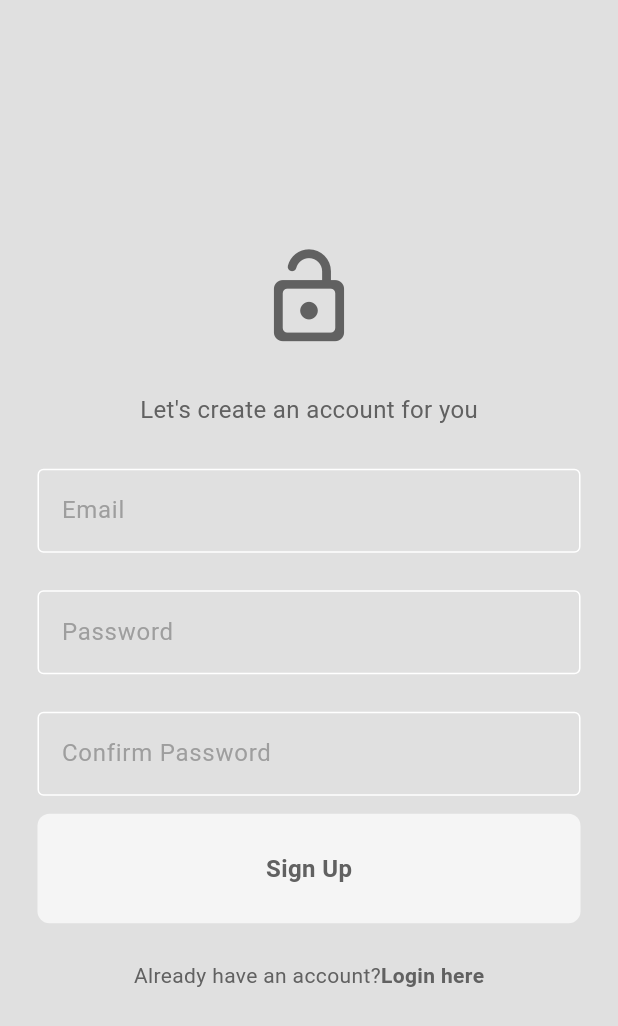
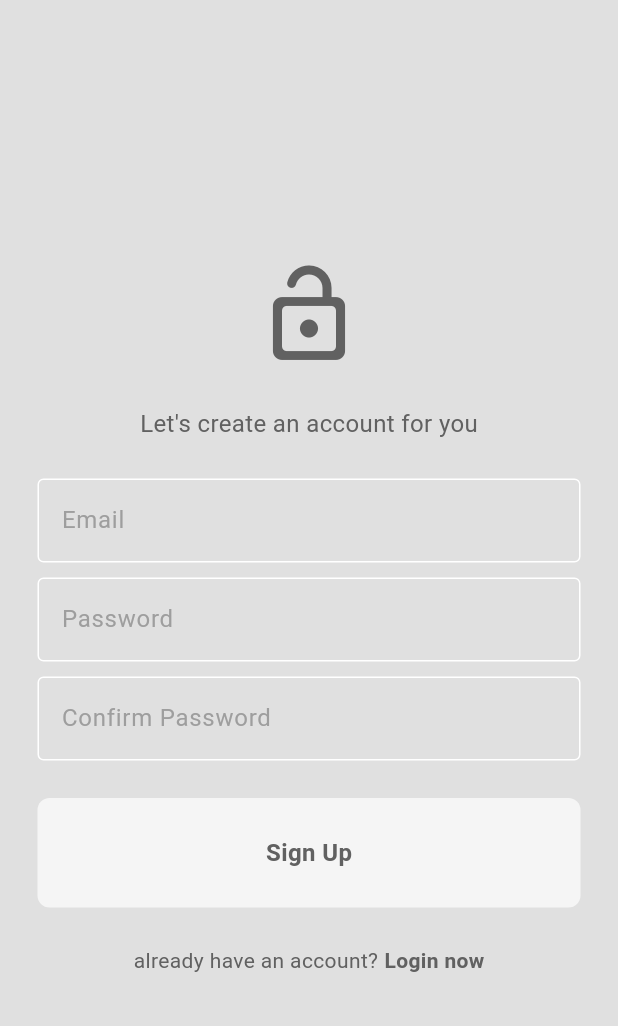
Before and after one commit to andreyscott/fooddelivery_app, a Flutter app: the screen it shows after launch, after a tap on "Register now", on a phone screen of 412 x 824 dp. Shown: the top 1026 px of the screen. Run offline on Flutter 3.47's test engine with Material 3 defaults, Android fonts, the light colour scheme and no system bars; our stand-ins replace cloud_firestore, firebase_auth, firebase_core, flutter_credit_card; accounts and stored records are empty; network calls fail.

Commit message:
All done added firebase backend and other services

```diff
--- a/lib/components/mycart_tile.dart
+++ b/lib/components/mycart_tile.dart
@@ -62,7 +62,6 @@ class MyCartTile extends StatelessWidget {
                       const Spacer(),
 
                       MyQuantitySelector(
-                        // MyQuantitySelector
                         quantity: cartItem.quantity,
                         food: cartItem.food,
                         onIncrement: () {
@@ -78,7 +77,9 @@ class MyCartTile extends StatelessWidget {
                 ),
                 //const SizedBox(height: 10),
                 //divider
-                //Divider(color: Theme.of(context).colorScheme.secondary,),
+                Divider(
+                  color: Theme.of(context).colorScheme.secondary,
+                ),
                 //addons
                 SizedBox(
                   height: cartItem.selectedAddons.isEmpty ? 0 : 60,
--- a/lib/main.dart
+++ b/lib/main.dart
@@ -1,13 +1,19 @@
 // import 'dart:js';
 
+import 'package:firebase_core/firebase_core.dart';
 import 'package:flutter/material.dart';
-import 'package:fooddelivery_app/auth/login_or_register.dart';
+import 'package:fooddelivery_app/firebase_options.dart';
+import 'package:fooddelivery_app/services/auth/auth_gate.dart';
+// import 'package:fooddelivery_app/services/auth/login_or_register.dart';
 import 'package:fooddelivery_app/models/restaurant.dart';
 // import 'package:fooddelivery_app/pages/login_page.dart';
 import 'package:fooddelivery_app/themes/theme_provider.dart';
 import 'package:provider/provider.dart';
 
-void main() {
+void main() async {
+  WidgetsFlutterBinding.ensureInitialized();
+  await Firebase.initializeApp(options: DefaultFirebaseOptions.currentPlatform);
+
   runApp(
     MultiProvider(
       providers: [
@@ -28,7 +34,7 @@ class MyApp extends StatelessWidget {
     return MaterialApp(
       title: 'Flutter Demo',
       debugShowCheckedModeBanner: false,
-      home: const LoginOrResister(),
+      home: const AuthGate(),
       theme: Provider.of<ThemeProvider>(context).themeData,
     );
   }
--- a/lib/pages/homepage.dart
+++ b/lib/pages/homepage.dart
@@ -83,7 +83,7 @@ class _HomePageState extends State<HomePage>
                 ),
 
                 // my current location
-                const MyCurrentLocation(), const MyDescriptionBox()
+                MyCurrentLocation(), const MyDescriptionBox()
               ],
             ),
           ),
--- a/lib/pages/register_page.dart
+++ b/lib/pages/register_page.dart
@@ -1,11 +1,18 @@
+// ignore_for_file: use_build_context_synchronously
+
 import 'package:flutter/material.dart';
 import 'package:fooddelivery_app/components/buttons.dart';
 import 'package:fooddelivery_app/components/text_field.dart';
+import 'package:fooddelivery_app/pages/homepage.dart';
+import 'package:fooddelivery_app/services/auth/auth_service.dart';
 
 class RegisterPage extends StatefulWidget {
   final void Function()? onTap;
 
-  const RegisterPage({super.key, required this.onTap});
+  const RegisterPage({
+    super.key,
+    required this.onTap,
+  });
 
   @override
   State<RegisterPage> createState() => _RegisterPageState();
@@ -17,6 +24,49 @@ class _RegisterPageState extends State<RegisterPage> {
   final TextEditingController confirmPasswordController =
       TextEditingController();
 
+  //navigate to home page
+  /*void navigateToHome() {
+    Navigator.push(
+      context, MaterialPageRoute(
+        builder: (context) => const HomePage()
+      )
+    );
+  }*/
+
+  //register method
+  void register() async {
+    //get auth service
+    final authService = AuthService();
+
+    //check if password and confirm password match, create user
+    if (passwordController.text == confirmPasswordController.text) {
+      try {
+        //sign up user
+        await authService.signUpWithEmailAndPassword(
+            emailController.text, passwordController.text);
+        //navigate to home page
+        Navigator.push(
+            context, MaterialPageRoute(builder: (context) => const HomePage()));
+      }
+      //catch error
+      catch (e) {
+        showDialog(
+            context: context,
+            builder: (context) => AlertDialog(
+                  title: Text(e.toString()),
+                ));
+      }
+    }
+    //if password and confirm password do not match
+    else {
+      showDialog(
+          context: context,
+          builder: (context) => const AlertDialog(
+                title: Text('Passwords do not match'),
+              ));
+    }
+  }
+
   @override
   Widget build(BuildContext context) {
     return Scaffold(
@@ -25,70 +75,81 @@ class _RegisterPageState extends State<RegisterPage> {
         child: Column(
           mainAxisAlignment: MainAxisAlignment.center,
           children: [
+            //logo
             Icon(
               Icons.lock_open_rounded,
-            size: 70,
+              size: 72,
               color: Theme.of(context).colorScheme.inversePrimary,
             ),
-          const SizedBox(
-            height: 28,
-          ),
+            const SizedBox(height: 25),
+
+            //message,app slogan
             Text(
-            "Let's create an account for you",
+              'Let\'s create an account for you',
               style: TextStyle(
                 fontSize: 16,
                 color: Theme.of(context).colorScheme.inversePrimary,
               ),
             ),
-          const SizedBox(
-            height: 28,
-          ),
+            const SizedBox(height: 25),
+
+            //email textfield
             MyTextField(
               controller: emailController,
-              hintText: "Email",
-              obscureText: false),
-          const SizedBox(
-            height: 25,
+              hintText: 'Email',
+              obscureText: false,
             ),
+            const SizedBox(height: 10),
+
+            //password textfield
             MyTextField(
               controller: passwordController,
-              hintText: "Password",
-              obscureText: false),
-          const SizedBox(
-            height: 25,
+              hintText: 'Password',
+              obscureText: true,
             ),
+            const SizedBox(height: 10),
+            //confirm password textfield
             MyTextField(
               controller: confirmPasswordController,
-              hintText: "Confirm Password",
-              obscureText: false),
-          const SizedBox(
-            height: 12,
+              hintText: 'Confirm Password',
+              obscureText: true,
             ),
-          MyButton(onTap: () {}, text: "Sign Up"),
-          const SizedBox(
-            height: 25,
+            const SizedBox(height: 25),
+            //sign in button
+            MyButton(
+              onTap: register,
+              text: 'Sign Up',
             ),
+            const SizedBox(height: 25),
+
+            //not a member? register now
             Row(
               mainAxisAlignment: MainAxisAlignment.center,
               children: [
                 Text(
-                "Already have an account?",
+                  'already have an account?',
                   style: TextStyle(
-                    color: Theme.of(context).colorScheme.inversePrimary),
+                    color: Theme.of(context).colorScheme.inversePrimary,
+                  ),
+                ),
+                const SizedBox(
+                  width: 4,
                 ),
                 GestureDetector(
                   onTap: widget.onTap,
                   child: Text(
-                  "Login here",
+                    'Login now',
                     style: TextStyle(
                       color: Theme.of(context).colorScheme.inversePrimary,
-                      fontWeight: FontWeight.bold),
+                      fontWeight: FontWeight.bold,
                     ),
-              )
+                  ),
+                ),
               ],
             )
           ],
-      )),
+        ),
+      ),
     );
   }
 }
--- /dev/null
+++ b/lib/services/auth/auth_gate.dart
@@ -0,0 +1,31 @@
+import 'package:firebase_auth/firebase_auth.dart';
+import 'package:flutter/material.dart';
+import 'package:fooddelivery_app/pages/homepage.dart';
+import 'package:fooddelivery_app/services/auth/login_or_register.dart';
+
+class AuthGate extends StatelessWidget {
+  const AuthGate({super.key});
+
+  @override
+  Widget build(BuildContext context) {
+    return Scaffold(
+      body: StreamBuilder(
+          stream: FirebaseAuth.instance.authStateChanges(),
+          builder: (context, snapshot) {
+            if (snapshot.connectionState == ConnectionState.waiting) {
+              return const Center(
+                child: CircularProgressIndicator(),
+              );
+            } else if (snapshot.hasData) {
+              return const HomePage();
+            } else if (snapshot.hasError) {
+              return const Center(
+                child: Text('Something went wrong'),
+              );
+            } else {
+              return const LoginOrResister();
+            }
+          }),
+    );
+  }
+}
--- a/pubspec.yaml
+++ b/pubspec.yaml
@@ -37,6 +37,10 @@ dependencies:
   provider: ^6.1.2
   intl: ^0.19.0
   collection: ^1.18.0
+  flutter_credit_card: ^4.0.1
+  firebase_core: ^2.27.0
+  firebase_auth: ^4.17.8
+  cloud_firestore: ^4.15.8
 
 dev_dependencies:
   flutter_test:
```
Also changed, not shown: lib/components/current_location.dart (+22 -11 lines), lib/components/drawer.dart (+14 -1 lines), lib/components/my_receipt.dart (added, +46 -0 lines), lib/models/restaurant.dart (+21 -6 lines), lib/pages/cart_page.dart (+5 -2 lines), lib/pages/delivery_progress_page.dart (added, +124 -0 lines), lib/pages/login_page.dart (+18 -7 lines), lib/pages/payment.dart (added, +142 -0 lines), lib/services/auth/auth_service.dart (added, +52 -0 lines), lib/services/database/firestore.dart (added, +20 -0 lines), firebase.json (added), lib/firebase_options.dart (added), lib/services/auth/login_or_register.dart (renamed from lib/auth/login_or_register.dart), pubspec.lock, 7 other files. Lines whose indentation alone changed are shown as unchanged.
